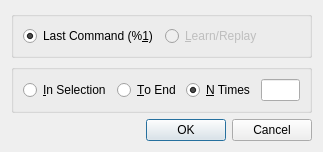
The window that src/DialogRepeat.ui (eteran/nedit-ng) describes before a commit, drawn with Qt 5.
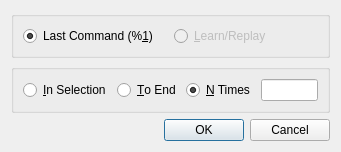
The same window after the commit.

Patch:
```diff
--- a/src/DialogRepeat.ui
+++ b/src/DialogRepeat.ui
@@ -6,8 +6,8 @@
    <rect>
     <x>0</x>
     <y>0</y>
-    <width>323</width>
-    <height>144</height>
+    <width>341</width>
+    <height>141</height>
    </rect>
   </property>
   <property name="windowTitle">
```
